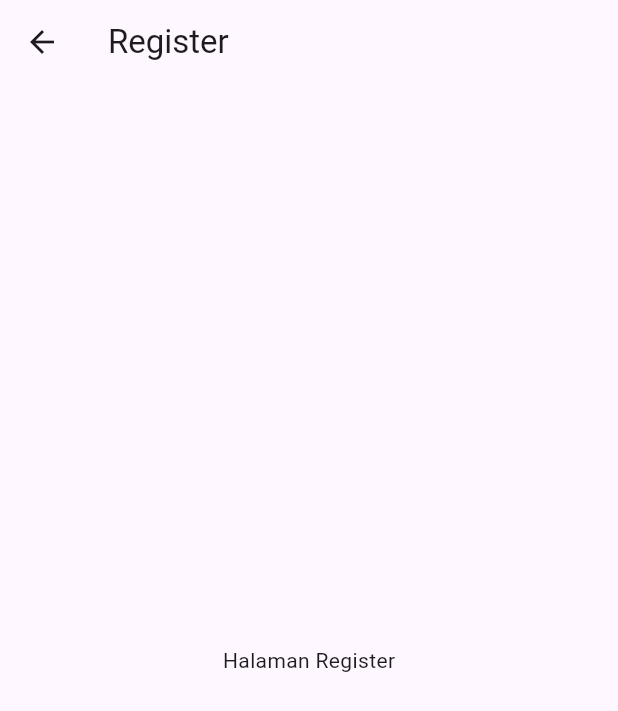
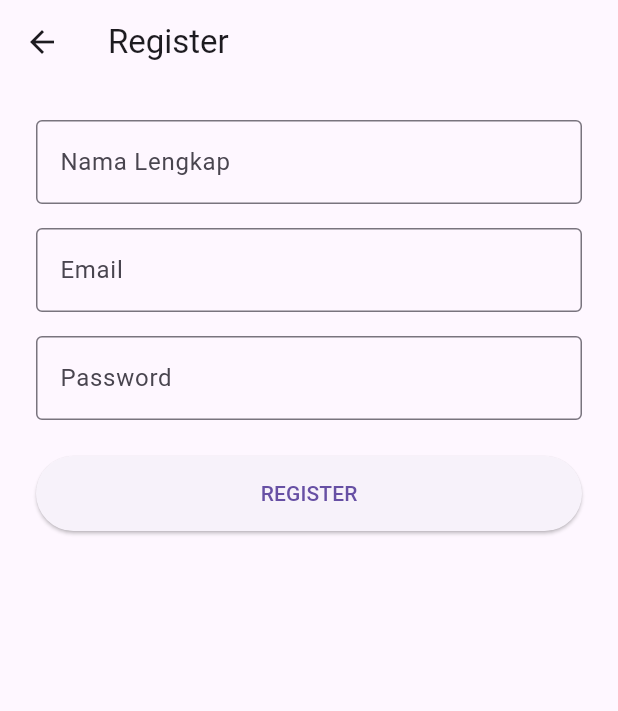
Before and after one commit to rapipp24/lostfound-dragonwaterpark, a Flutter app: the RegisterScreen screen opened directly, on a phone screen of 412 x 824 dp. Shown: the top 711 px of the screen. Run offline on Flutter 3.47's test engine with Material 3 defaults, Android fonts, the phone set to English and light mode, and no system bars.

Commit message:
feat(mobile): integrate register and report detail

```diff
--- a/mobile/lib/screens/register_screen.dart
+++ b/mobile/lib/screens/register_screen.dart
@@ -1,4 +1,5 @@
 import 'package:flutter/material.dart';
+import '../services/auth_service.dart';
 
 class RegisterScreen extends StatefulWidget {
   const RegisterScreen({super.key});
@@ -11,15 +12,150 @@ class RegisterScreen extends StatefulWidget {
 class _RegisterScreenState
     extends State<RegisterScreen> {
 
+  final fullNameController =
+      TextEditingController();
+
+  final emailController =
+      TextEditingController();
+
+  final passwordController =
+      TextEditingController();
+
+  bool isLoading = false;
+
+  Future<void> handleRegister() async {
+
+    try {
+
+      setState(() {
+        isLoading = true;
+      });
+
+      final result =
+          await AuthService.register(
+        fullNameController.text,
+        emailController.text,
+        passwordController.text,
+      );
+
+      if (!mounted) return;
+
+      ScaffoldMessenger.of(context)
+          .showSnackBar(
+        SnackBar(
+          content: Text(
+            result["message"] ??
+                "Register berhasil",
+          ),
+        ),
+      );
+
+      Navigator.pop(context);
+
+    } catch (e) {
+
+      ScaffoldMessenger.of(context)
+          .showSnackBar(
+        SnackBar(
+          content: Text(
+            e.toString(),
+          ),
+        ),
+      );
+
+    } finally {
+
+      setState(() {
+        isLoading = false;
+      });
+    }
+  }
+
   @override
   Widget build(BuildContext context) {
+
     return Scaffold(
       appBar: AppBar(
-        title: const Text("Register"),
+        title: const Text(
+          "Register",
+        ),
       ),
-      body: const Center(
-        child: Text(
-          "Halaman Register",
+
+      body: Padding(
+        padding:
+            const EdgeInsets.all(24),
+
+        child: Column(
+          children: [
+
+            TextField(
+              controller:
+                  fullNameController,
+              decoration:
+                  const InputDecoration(
+                labelText:
+                    "Nama Lengkap",
+                border:
+                    OutlineInputBorder(),
+              ),
+            ),
+
+            const SizedBox(
+              height: 16,
+            ),
+
+            TextField(
+              controller:
+                  emailController,
+              decoration:
+                  const InputDecoration(
+                labelText: "Email",
+                border:
+                    OutlineInputBorder(),
+              ),
+            ),
+
+            const SizedBox(
+              height: 16,
+            ),
+
+            TextField(
+              controller:
+                  passwordController,
+              obscureText: true,
+              decoration:
+                  const InputDecoration(
+                labelText:
+                    "Password",
+                border:
+                    OutlineInputBorder(),
+              ),
+            ),
+
+            const SizedBox(
+              height: 24,
+            ),
+
+            SizedBox(
+              width:
+                  double.infinity,
+              height: 50,
+
+              child:
+                  ElevatedButton(
+                onPressed:
+                    isLoading
+                        ? null
+                        : handleRegister,
+
+                child: isLoading
+                    ? const CircularProgressIndicator()
+                    : const Text(
+                        "REGISTER",
+                      ),
+              ),
+            ),
+          ],
         ),
       ),
     );
--- a/mobile/lib/screens/reports_screen.dart
+++ b/mobile/lib/screens/reports_screen.dart
@@ -101,7 +101,9 @@ class _ReportsScreenState
                         context,
                         MaterialPageRoute(
                           builder: (_) =>
-                              const ReportDetailScreen(),
+                        ReportDetailScreen(
+                          report: report,
+                          ),
                         ),
                       );
                     },
--- a/mobile/lib/services/auth_service.dart
+++ b/mobile/lib/services/auth_service.dart
@@ -30,4 +30,31 @@ class AuthService {
       response.body,
     );
   }
+
+  static Future<dynamic> register(
+    String fullName,
+    String email,
+    String password,
+  ) async {
+
+    final response =
+        await http.post(
+      Uri.parse(
+        "$baseUrl/auth/register",
+      ),
+      headers: {
+        "Content-Type":
+            "application/json",
+      },
+      body: jsonEncode({
+        "fullName": fullName,
+        "email": email,
+        "password": password,
+      }),
+    );
+
+    return jsonDecode(
+      response.body,
+    );
+  }
 }
```
Also changed, not shown: mobile/lib/screens/report_detail_screen.dart (+21 -13 lines).
